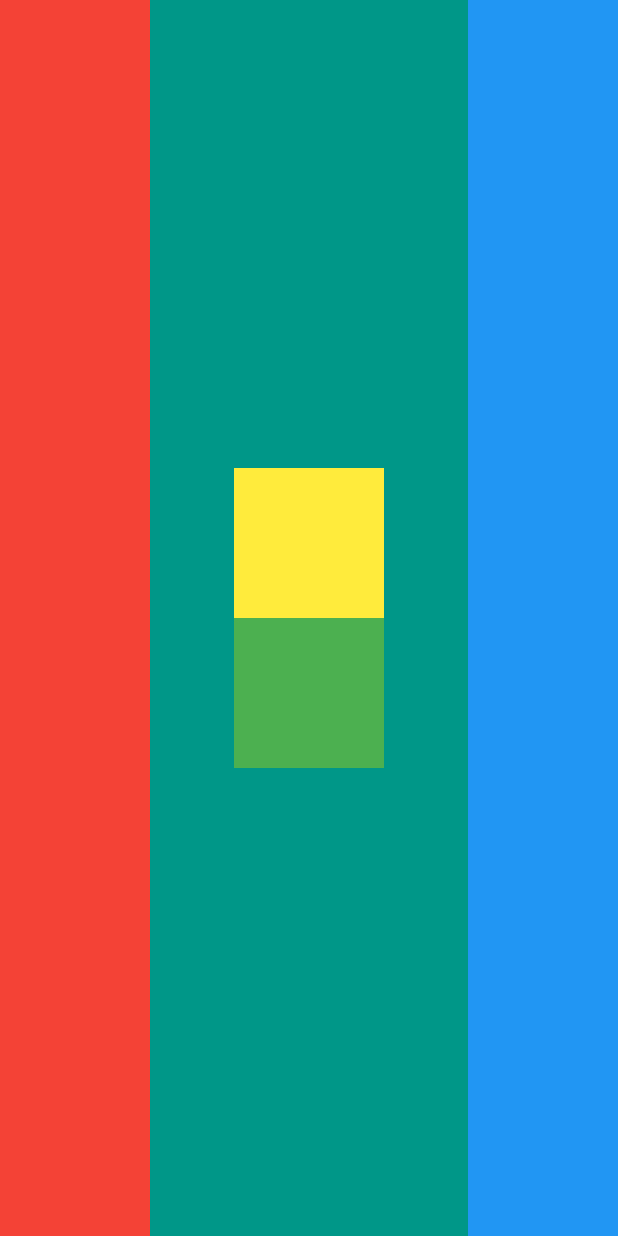
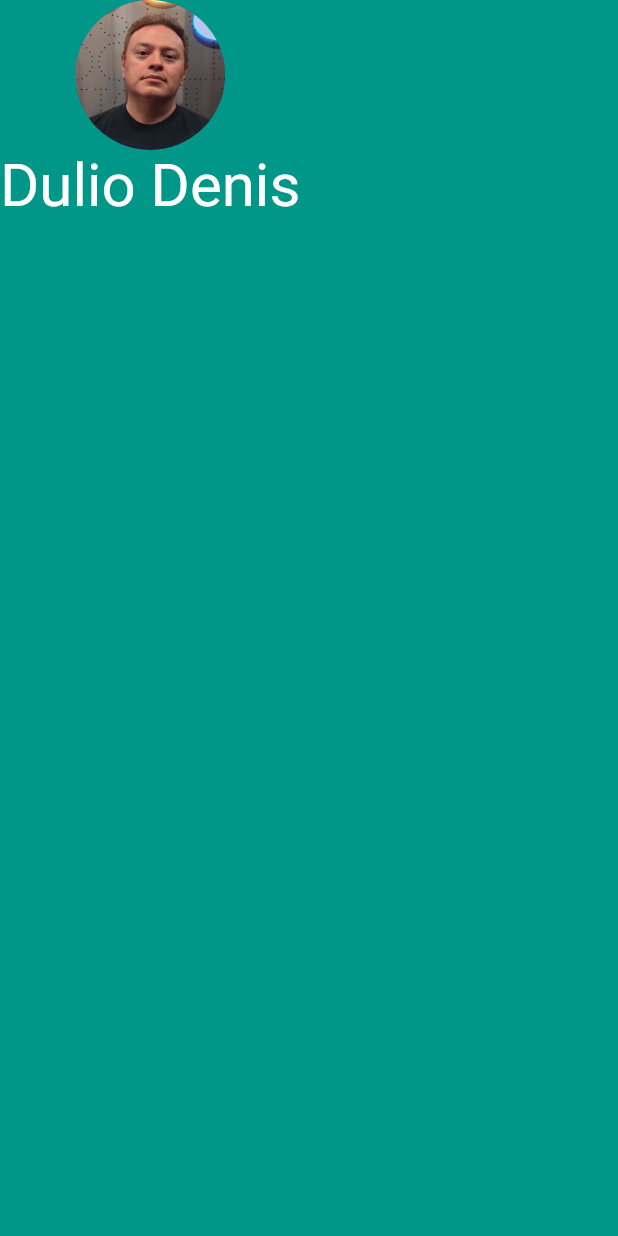
Before and after one commit to duliodenis/mycard, a Flutter app: the screen it shows after launch, on a phone screen of 412 x 824 dp. Run offline on Flutter 3.47's test engine with Material 2 defaults, Android fonts, the phone set to English and light mode, and no system bars.

Commit message:
Added a CircularAvatar and Text to a Column Widget

```diff
--- a/mi_card_flutter/lib/main.dart
+++ b/mi_card_flutter/lib/main.dart
@@ -11,31 +11,18 @@ class MyApp extends StatelessWidget {
       home: Scaffold(
         backgroundColor: Colors.teal,
         body: SafeArea(
-          child: Row(
-            mainAxisAlignment: MainAxisAlignment.spaceBetween,
+          child: Column(
             children: <Widget>[
-              Container(
-                width: 100.0,
-                color: Colors.red,
+              CircleAvatar(
+                radius: 50.0,
+                backgroundImage: AssetImage('images/profile_image.jpg'),
               ),
-              Column(
-                mainAxisAlignment: MainAxisAlignment.center,
-                children: <Widget>[
-                  Container(
-                    height: 100.0,
-                    width: 100.0,
-                    color: Colors.yellow,
-                  ),
-                  Container(
-                    height: 100.0,
-                    width: 100.0,
-                    color: Colors.green,
-                  ),
-                ],
-              ),
-              Container(
-                width: 100.0,
-                color: Colors.blue,
+              Text(
+                'Dulio Denis',
+                style: TextStyle(
+                  color: Colors.white,
+                  fontSize: 40.0,
+                ),
               ),
             ],
           ),
```
Also changed, not shown: mi_card_flutter/pubspec.yaml (+2 -49 lines), mi_card_flutter/images/profile_image.jpg (added), 2 other files.
